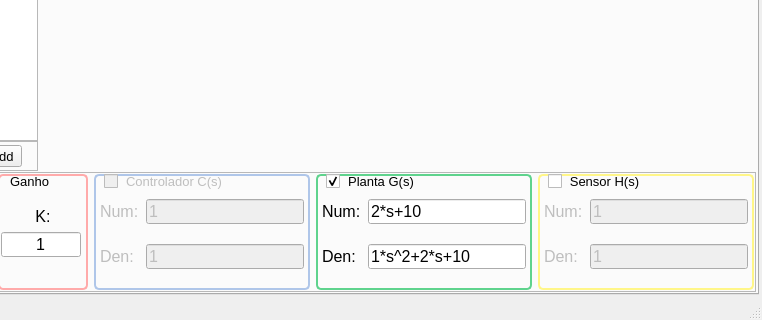
This is MainWindow.ui in miguelmoreto/labcontrole as Qt 5 draws it before an edit; both pictures show x 118 to 880 and y 280 to 600 of the 880 by 600 pixel window. The edited form follows.
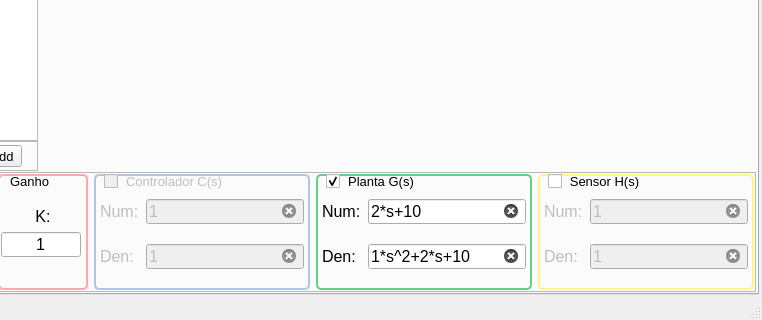
This is the edited form. Icons and pictures are not drawn. Custom widgets are drawn as their Qt base class.

Commit message: Improving non-linear system parse string.

```diff
--- a/MainWindow.ui
+++ b/MainWindow.ui
@@ -1914,6 +1914,9 @@
                 <property name="text">
                  <string notr="true">1</string>
                 </property>
+                <property name="clearButtonEnabled">
+                 <bool>true</bool>
+                </property>
                </widget>
               </item>
               <item row="3" column="0">
@@ -1977,6 +1980,9 @@
                 <property name="text">
                  <string notr="true">1</string>
                 </property>
+                <property name="clearButtonEnabled">
+                 <bool>true</bool>
+                </property>
                </widget>
               </item>
               <item row="4" column="1">
@@ -2133,9 +2139,24 @@
                 <property name="toolTip">
                  <string>Numerador da planta G(s)</string>
                 </property>
+                <property name="locale">
+                 <locale language="English" country="UnitedStates"/>
+                </property>
+                <property name="inputMethodHints">
+                 <set>Qt::ImhNone</set>
+                </property>
+                <property name="inputMask">
+                 <string notr="true"/>
+                </property>
                 <property name="text">
                  <string notr="true">2*s+10</string>
                 </property>
+                <property name="placeholderText">
+                 <string notr="true"/>
+                </property>
+                <property name="clearButtonEnabled">
+                 <bool>true</bool>
+                </property>
                </widget>
               </item>
               <item row="3" column="0">
@@ -2193,6 +2214,9 @@
                 <property name="text">
                  <string notr="true">1*s^2+2*s+10</string>
                 </property>
+                <property name="clearButtonEnabled">
+                 <bool>true</bool>
+                </property>
                </widget>
               </item>
               <item row="4" column="1">
@@ -2352,6 +2376,9 @@
                 <property name="text">
                  <string notr="true">1</string>
                 </property>
+                <property name="clearButtonEnabled">
+                 <bool>true</bool>
+                </property>
                </widget>
               </item>
               <item row="3" column="0">
@@ -2412,6 +2439,9 @@
                 <property name="text">
                  <string notr="true">1</string>
                 </property>
+                <property name="clearButtonEnabled">
+                 <bool>true</bool>
+                </property>
                </widget>
               </item>
               <item row="0" column="1">
```
Left out of the diff: 3 changed lines with no effect on the pictures. The commit also changes 1 other file.
